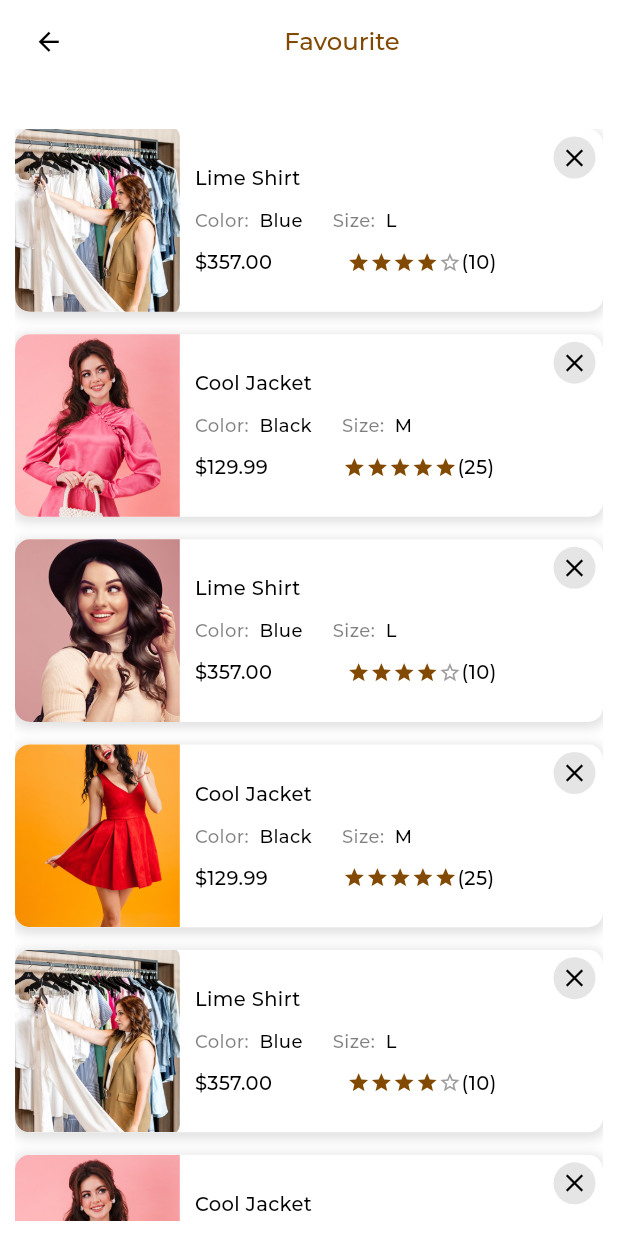
After one commit to mehedidevv/Online-Shop, a Flutter app: the FavouriteView screen opened directly, on a phone screen of 412 x 824 dp. The commit adds this screen. Run offline on Flutter 3.47's test engine with Material 3 defaults, Android fonts, the phone set to English and light mode, and no system bars; our stand-ins replace flutter_screenutil, flutter_spinkit, get, google_fonts, google_maps_flutter, image_picker and 2 more.

Commit message:
Favourite Part Done

```diff
--- /dev/null
+++ b/lib/view/favouriteView/view/favourite_view.dart
@@ -0,0 +1,138 @@
+import 'package:flutter/material.dart';
+import 'package:shop_app/res/app_images/App_images.dart';
+import 'package:shop_app/res/custom_style/custom_size.dart';
+import '../../../res/app_colors/App_Colors.dart';
+import '../../../res/custom_widget/customAppBar_widget.dart';
+import '../widget/singleFavourite_widget.dart';
+
+class FavouriteView extends StatelessWidget {
+  FavouriteView({super.key});
+
+  //List of favourite items
+  final List<Map<String, dynamic>> favouriteItems = [
+    {
+      'name': 'Lime Shirt',
+      'color': 'Blue',
+      'size': 'L',
+      'price': 357.0,
+      'rating': 4,
+      'ratingCount': 10,
+      'imagePath': AppImages.CardImage,
+      'isNetwork': false,
+    },
+    {
+      'name': 'Cool Jacket',
+      'color': 'Black',
+      'size': 'M',
+      'price': 129.99,
+      'rating': 5,
+      'ratingCount': 25,
+      'imagePath': AppImages.mostPopular1,
+      'isNetwork': false,
+    },
+    {
+      'name': 'Lime Shirt',
+      'color': 'Blue',
+      'size': 'L',
+      'price': 357.0,
+      'rating': 4,
+      'ratingCount': 10,
+      'imagePath': AppImages.mostPopular2,
+      'isNetwork': false,
+    },
+    {
+      'name': 'Cool Jacket',
+      'color': 'Black',
+      'size': 'M',
+      'price': 129.99,
+      'rating': 5,
+      'ratingCount': 25,
+      'imagePath': AppImages.mostPopular3,
+      'isNetwork': false,
+    },
+    {
+      'name': 'Lime Shirt',
+      'color': 'Blue',
+      'size': 'L',
+      'price': 357.0,
+      'rating': 4,
+      'ratingCount': 10,
+      'imagePath': AppImages.CardImage,
+      'isNetwork': false,
+    },
+    {
+      'name': 'Cool Jacket',
+      'color': 'Black',
+      'size': 'M',
+      'price': 129.99,
+      'rating': 5,
+      'ratingCount': 25,
+      'imagePath': AppImages.mostPopular1,
+      'isNetwork': false,
+    },
+    {
+      'name': 'Lime Shirt',
+      'color': 'Blue',
+      'size': 'L',
+      'price': 357.0,
+      'rating': 4,
+      'ratingCount': 10,
+      'imagePath': AppImages.mostPopular2,
+      'isNetwork': false,
+    },
+    {
+      'name': 'Cool Jacket',
+      'color': 'Black',
+      'size': 'M',
+      'price': 129.99,
+      'rating': 5,
+      'ratingCount': 25,
+      'imagePath': AppImages.mostPopular3,
+      'isNetwork': false,
+    },
+  ];
+
+  @override
+  Widget build(BuildContext context) {
+    return Scaffold(
+      backgroundColor: AppColors.whiteColor,
+      appBar: CustomAppBar(text: 'Favourite', onBackTap: () => Navigator.pop(context)),
+      body: SafeArea(
+        child: Padding(
+          padding: EdgeInsets.symmetric(horizontal: 10, vertical: 10),
+          child: Column(
+            children: [
+              heightBox20,
+              Expanded(
+                child: ListView.builder(
+                  padding: EdgeInsets.zero,
+                  itemCount: favouriteItems.length,
+                  itemBuilder: (context, index) {
+                    final item = favouriteItems[index];
+                    return Padding(
+                      padding: const EdgeInsets.only(bottom: 15),
+                      child: SingleFavouriteItemWidget(
+                        name: item['name'],
+                        color: item['color'],
+                        size: item['size'],
+                        price: item['price'],
+                        rating: item['rating'],
+                        ratingCount: item['ratingCount'],
+                        imagePath: item['imagePath'],
+                        isNetwork: item['isNetwork'],
+                        onRemoveTap: () {
+                          print('Remove tapped for ${item['name']}');
+
+                        },
+                      ),
+                    );
+                  },
+                ),
+              ),
+            ],
+          ),
+        ),
+      ),
+    );
+  }
+}
--- /dev/null
+++ b/lib/view/favouriteView/widget/singleFavourite_widget.dart
@@ -0,0 +1,197 @@
+import 'package:flutter/material.dart';
+import 'package:flutter_screenutil/flutter_screenutil.dart';
+
+import '../../../res/app_colors/App_Colors.dart';
+import '../../../res/custom_style/custom_size.dart';
+import '../../../res/custom_widget/custom_text.dart';
+
+class SingleFavouriteItemWidget extends StatelessWidget {
+  final String name;
+  final String color;
+  final String size;
+  final double price;
+  final int rating; // number of filled stars (0-5)
+  final int ratingCount;
+  final String imagePath;  // image path (asset or network)
+  final bool isNetwork;    // true if network image, false if asset image
+  final VoidCallback? onRemoveTap;
+
+  const SingleFavouriteItemWidget({
+    Key? key,
+    required this.name,
+    required this.color,
+    required this.size,
+    required this.price,
+    required this.rating,
+    required this.ratingCount,
+    required this.imagePath,
+    this.isNetwork = false, // default to asset image
+    this.onRemoveTap,
+  }) : super(key: key);
+
+  @override
+  Widget build(BuildContext context) {
+    // Build image widget based on isNetwork flag
+    final Widget imageWidget = isNetwork
+        ? Image.network(
+      imagePath,
+      fit: BoxFit.cover,
+    )
+        : Image.asset(
+      imagePath,
+      fit: BoxFit.cover,
+    );
+
+    return Stack(
+      children: [
+        Container(
+          width: double.infinity,
+          decoration: BoxDecoration(
+            color: AppColors.whiteColor,
+            borderRadius: BorderRadius.circular(10),
+            boxShadow: [
+              BoxShadow(
+                color: Colors.grey.withOpacity(0.3),
+                spreadRadius: 2,
+                blurRadius: 5,
+                offset: Offset(0, 2),
+              ),
+            ],
+          ),
+          child: Row(
+            children: [
+              SizedBox(
+                height: 120.h,
+                width: 100.w,
+                child: ClipRRect(
+                  borderRadius: BorderRadius.only(
+                    topLeft: Radius.circular(10),
+                    bottomLeft: Radius.circular(10),
+                  ),
+                  child: imageWidget,
+                ),
+              ),
+
+              widthBox10,
+
+              Expanded(
+                child: Padding(
+                  padding: EdgeInsets.symmetric(vertical: 10.h),
+                  child: Column(
+                    crossAxisAlignment: CrossAxisAlignment.start,
+                    children: [
+                      CustomText(
+                        title: name,
+                        fontSize: 13,
+                        fontWeight: FontWeight.w500,
+                        color: AppColors.mainTextColor,
+                      ),
+                      heightBox10,
+
+                      // Color and size
+                      Row(
+                        children: [
+                          Row(
+                            children: [
+                              CustomText(
+                                title: 'Color:  ',
+                                fontSize: 12,
+                                fontWeight: FontWeight.w500,
+                                color: AppColors.mainTextColor.withOpacity(0.5),
+                              ),
+                              CustomText(
+                                title: color,
+                                fontSize: 12,
+                                fontWeight: FontWeight.w500,
+                                color: AppColors.mainTextColor,
+                              ),
+                            ],
+                          ),
+                          widthBox20,
+                          Row(
+                            children: [
+                              CustomText(
+                                title: 'Size:  ',
+                                fontSize: 12,
+                                fontWeight: FontWeight.w500,
+                                color: AppColors.mainTextColor.withOpacity(0.5),
+                              ),
+                              CustomText(
+                                title: size,
+                                fontSize: 12,
+                                fontWeight: FontWeight.w500,
+                                color: AppColors.mainTextColor,
+                              ),
+                            ],
+                          ),
+                        ],
+                      ),
+
+                      heightBox10,
+
+                      Row(
+                        children: [
+                          CustomText(
+                            title: '\$${price.toStringAsFixed(2)}',
+                            fontSize: 13,
+                            fontWeight: FontWeight.w500,
+                            color: AppColors.mainTextColor,
+                          ),
+                          widthBox50,
+                          Row(
+                            children: List.generate(5, (index) {
+                              if (index < rating) {
+                                return Icon(
+                                  Icons.star,
+                                  color: AppColors.appBarTextColor,
+                                  size: 15.sp,
+                                );
+                              } else {
+                                return Icon(
+                                  Icons.star_border,
+                                  color: Colors.grey,
+                                  size: 15.sp,
+                                );
+                              }
+                            }),
+                          ),
+                          CustomText(
+                            title: '($ratingCount)',
+                            fontSize: 13,
+                            fontWeight: FontWeight.w500,
+                            color: AppColors.mainTextColor,
+                          ),
+                        ],
+                      ),
+                    ],
+                  ),
+                ),
+              ),
+            ],
+          ),
+        ),
+
+        // Positioned Close Icon
+        Positioned(
+          top: 5,
+          right: 5,
+          child: GestureDetector(
+            onTap: onRemoveTap,
+            child: Container(
+              decoration: BoxDecoration(
+                color: Colors.black.withOpacity(0.1),
+                shape: BoxShape.circle,
+              ),
+              padding: EdgeInsets.all(4),
+              child: Icon(
+                Icons.close,
+                size: 20,
+                color: Colors.black,
+              ),
+            ),
+          ),
+        ),
+      ],
+    );
+  }
+}
--- a/lib/view/feedView/view/feed_view.dart
+++ b/lib/view/feedView/view/feed_view.dart
@@ -8,6 +8,7 @@ import 'package:shop_app/res/app_images/App_images.dart';
 import 'package:shop_app/res/custom_style/custom_size.dart';
 import 'package:shop_app/res/custom_widget/RoundTextField.dart';
 import 'package:shop_app/res/custom_widget/custom_text.dart';
+import 'package:shop_app/view/favouriteView/view/favourite_view.dart';
 import 'package:shop_app/view/feedView/view/recommendedProductDetails_view.dart';
 import '../../../../../res/custom_widget/alertDialog_widget.dart';
 import '../../../../../res/helper/sharedHelper.dart';
@@ -105,8 +106,12 @@ class FeedView extends StatelessWidget {
                         ),
                       ],
                     ),
+
                     Obx(() => GestureDetector(
-                      onTap: controller.toggleLike,
+                      onTap:(){
+                        controller.toggleLike();
+                        Get.to(FavouriteView());
+                      },
                       child: Container(
                         height: 30.h,
                         width: 30.h,
@@ -125,6 +130,9 @@ class FeedView extends StatelessWidget {
                         ),
                       ),
                     )),
+
+
+
                   ],
                 ),
 
```
